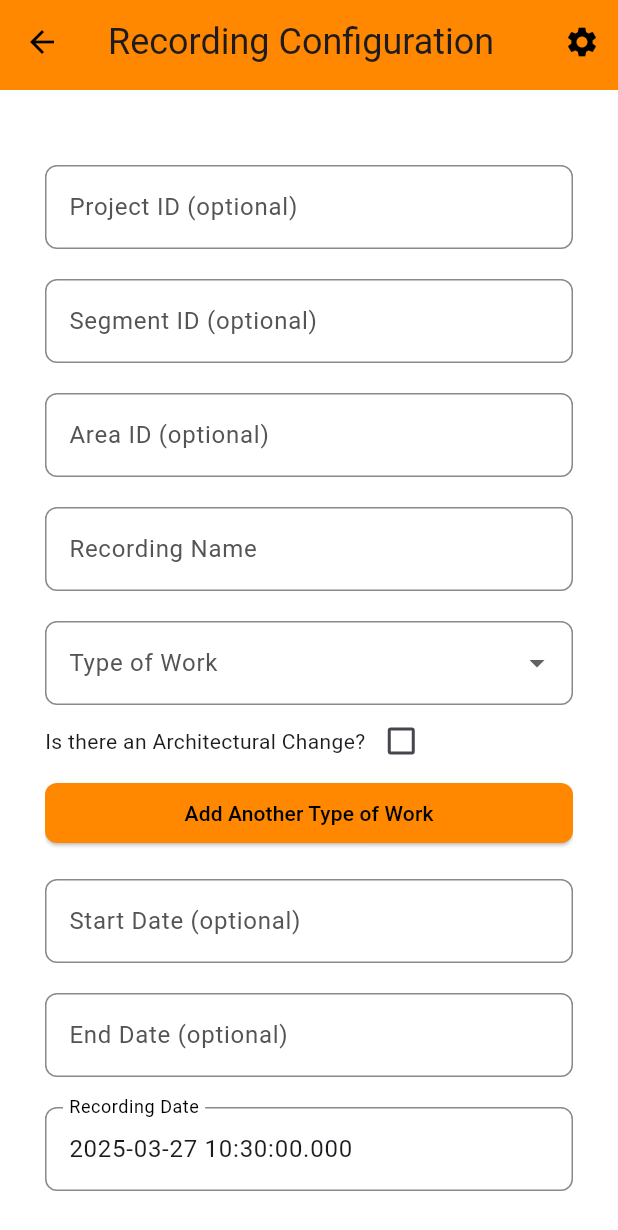
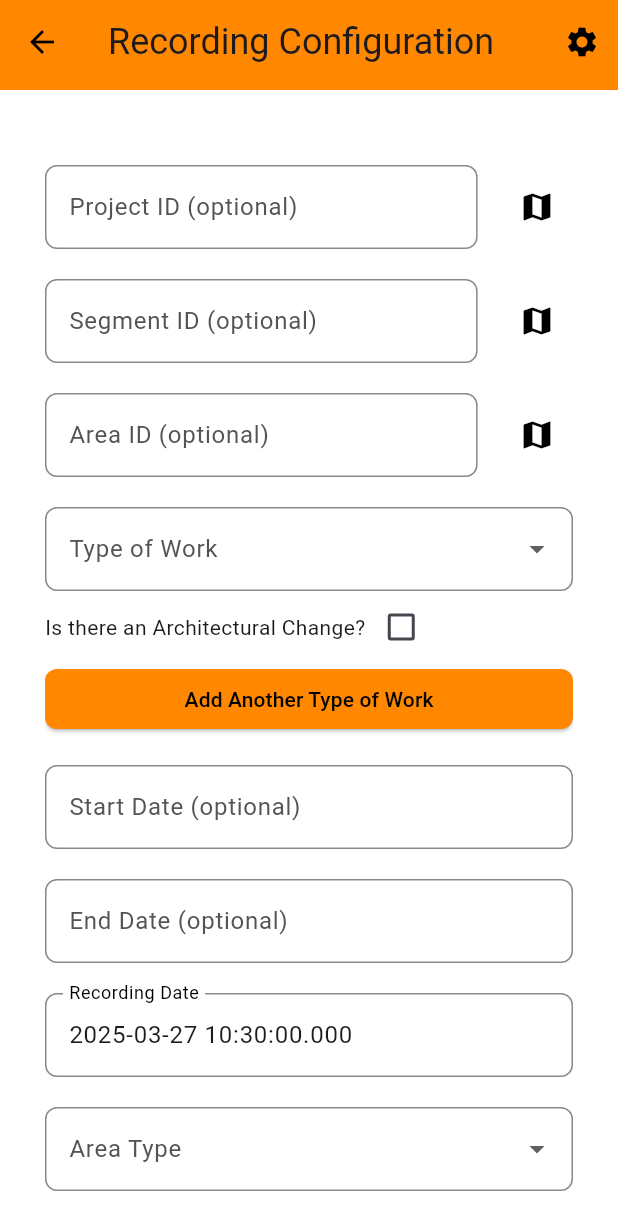
Before and after one commit to jacob6838/wz-activity-monitor, a Flutter app: the RecordingConfiguration screen opened directly, on a phone screen of 412 x 824 dp. Shown: the top 1230 px of the screen. Run offline on Flutter 3.47's test engine with Material 3 defaults, Android fonts, the phone set to English and light mode, and no system bars; our stand-ins replace flutter_dotenv, flutter_map, flutter_secure_storage, geolocator, get, latlong2 and 3 more; missing offline and left inert: dart:ffi; accounts and stored records are empty; project files that could hold a hidden picture were left out.

Commit message:
select project, segment, and activity area from map on report and recording

```diff
--- a/flutter_app/wzam/lib/controllers/report_location_selection_controller.dart
+++ b/flutter_app/wzam/lib/controllers/report_location_selection_controller.dart
@@ -168,9 +168,7 @@
       polygonLayer.value = PolygonLayer(polygons: <Polygon>[reportZonePolygon]);
     }
     if (geometryType.value == GeometryType.linestring) {
-      print("GOOOODDDBYE");
       List<Polygon> borderzones = _generateLineBorderShapeFromLatLngPoint(points, lineWidth.value);
-      print(borderzones.length);
       polygonLayer.value = PolygonLayer(polygons: borderzones);
     }
   }
@@ -268,7 +266,6 @@
       );
       borderZones.add(reportZonePolygon);
     }
-    print("HELLLLLOOOOOOOOO");
     return borderZones;
   }
 
--- a/flutter_app/wzam/lib/ui/pages/recording_configuration.dart
+++ b/flutter_app/wzam/lib/ui/pages/recording_configuration.dart
@@ -2,9 +2,14 @@
 import 'package:flutter/services.dart';
 import 'package:get/get.dart';
 import 'package:wzam/controllers/notification_controller.dart';
+import 'package:wzam/controllers/project_map_controller.dart';
 import 'package:wzam/controllers/recording_controller.dart';
+import 'package:wzam/models/activity_area.dart';
+import 'package:wzam/models/project.dart';
+import 'package:wzam/models/road_section.dart';
 import 'package:wzam/models/wzdx_models.dart';
 import 'package:wzam/services/file_storage.dart';
+import 'package:wzam/ui/pages/select_project_zone.dart';
 import 'package:wzam/ui/pages/work_zone_recording.dart';
 import 'package:wzam/ui/styles/screen_size.dart';
 import 'package:wzam/ui/styles/spacing.dart';
@@ -47,14 +52,83 @@
         padding: const EdgeInsets.all(30.0),
         child: Obx(() => ListView(children: [
           verticalSpaceMedium,
-          _inputField("Project ID", projectIdController, isNumeric: true),
+        Row(
+              children: [
+                SizedBox(
+                  width: screenWidthPercentage(context, percentage: 0.7),
+                  child: _inputField("Project ID", projectIdController, isNumeric: true),
+                ),
+                Expanded(child: Container()),
+                IconButton(
+                  onPressed: () async {
+                    ProjectMapController projectMapController = Get.find<ProjectMapController>();
+                    projectMapController.selectProject.value = true;
+                    ProjectWithId? project = await Get.to(() => const SelectProjects());
+                    if (project != null) {
+                      projectIdController.text = project.id.toString();
+                      segmentIdController.text = "";
+                      areaIdController.text = "";
+                    }
+                  },
+                  icon: const Icon(Icons.map),
+                )
+              ],
+            ), //optional
+            verticalSpaceMedium,
+            Row(
+              children: [
+                SizedBox(
+                  width: screenWidthPercentage(context, percentage: 0.7),
+                  child: _inputField("Segment ID", segmentIdController, isNumeric: true),
+                ),
+                Expanded(child: Container()),
+                IconButton(
+                  onPressed: () async {
+                    ProjectMapController projectMapController = Get.find<ProjectMapController>();
+                    projectMapController.selectRoadSection.value = true;
+                    RoadSectionWithId? roadSection = await Get.to(() => const SelectProjects());
+                    if (roadSection != null) {
+                      segmentIdController.text = roadSection.id.toString();
+                      projectIdController.text = roadSection.project_id.toString();
+                      areaIdController.text = "";
+                    }
+                  },
+                  icon: const Icon(Icons.map),
+                )
+              ],
+            ),
+            verticalSpaceMedium,
+            Row(
+              children: [
+                SizedBox(
+                  width: screenWidthPercentage(context, percentage: 0.7),
+                  child: _inputField("Area ID", areaIdController, isNumeric: true),
+                ),
+                Expanded(child: Container()),
+                IconButton(
+                  onPressed: () async {
+                    ProjectMapController projectMapController = Get.find<ProjectMapController>();
+                    projectMapController.selectActivityArea.value = true;
+                    ActivityAreaWithId? areaActivity = await Get.to(() => const SelectProjects());
+                    if (areaActivity != null) {
+                      areaIdController.text = areaActivity.id.toString();
+                      segmentIdController.text = areaActivity.segment_id.toString();
+                      //TODO: Add project ID lookup here
+                    }
+                  },
+                  icon: const Icon(Icons.map),
+                )
+              ],
+            ),
+          verticalSpaceMedium,
+          /*_inputField("Project ID", projectIdController, isNumeric: true),
           verticalSpaceMedium,
           _inputField("Segment ID", segmentIdController, isNumeric: true),
           verticalSpaceMedium,
           _inputField("Area ID", areaIdController, isNumeric: true),
           verticalSpaceMedium,
           _inputField("Recording Name", recordingNameController, isRequired: true),
-          verticalSpaceMedium,
+          verticalSpaceMedium,*/
           ...workTypeSegments,
           ElevatedButton(
             onPressed: () {
--- a/flutter_app/wzam/lib/ui/pages/view_projects.dart
+++ b/flutter_app/wzam/lib/ui/pages/view_projects.dart
@@ -203,7 +203,7 @@
               initialCenter: controller.currentPosition.value == null
                   ? const LatLng(40.507289, -105.093355)
                   : LatLng(controller.currentPosition.value!.latitude, controller.currentPosition.value!.longitude),
-              initialZoom: 17,
+              initialZoom: 12,
               onMapReady: () {
                 controller.mapController = mapController;
               },
```
Also changed, not shown: flutter_app/wzam/lib/controllers/project_map_controller.dart (+58 -0 lines), flutter_app/wzam/lib/services/file_storage.dart (+11 -4 lines), flutter_app/wzam/lib/ui/pages/report_generator.dart (+71 -35 lines), flutter_app/wzam/lib/ui/pages/select_project_zone.dart (+5 -5 lines).
